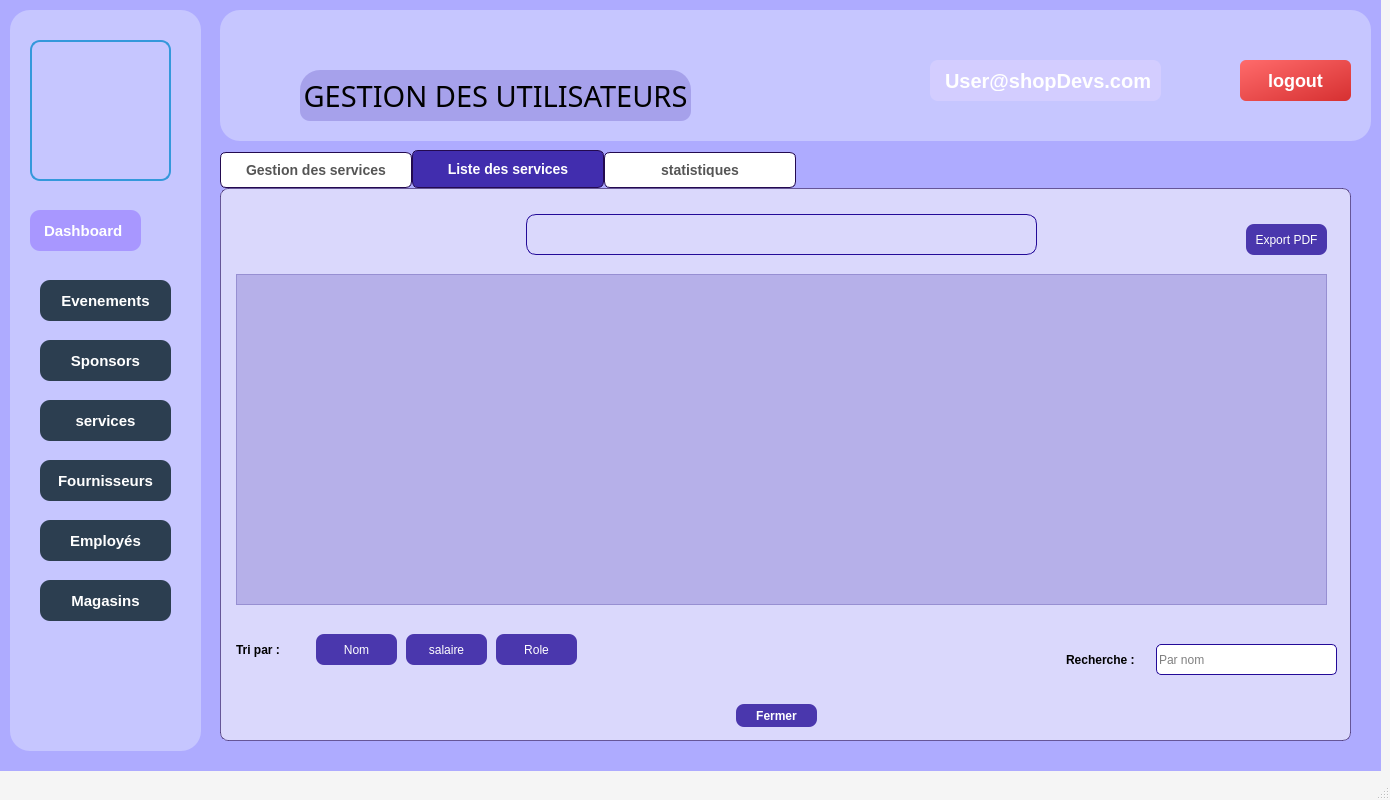
MontaCHOUIG/MallFlow, file mainwindow.ui: the form before one commit.
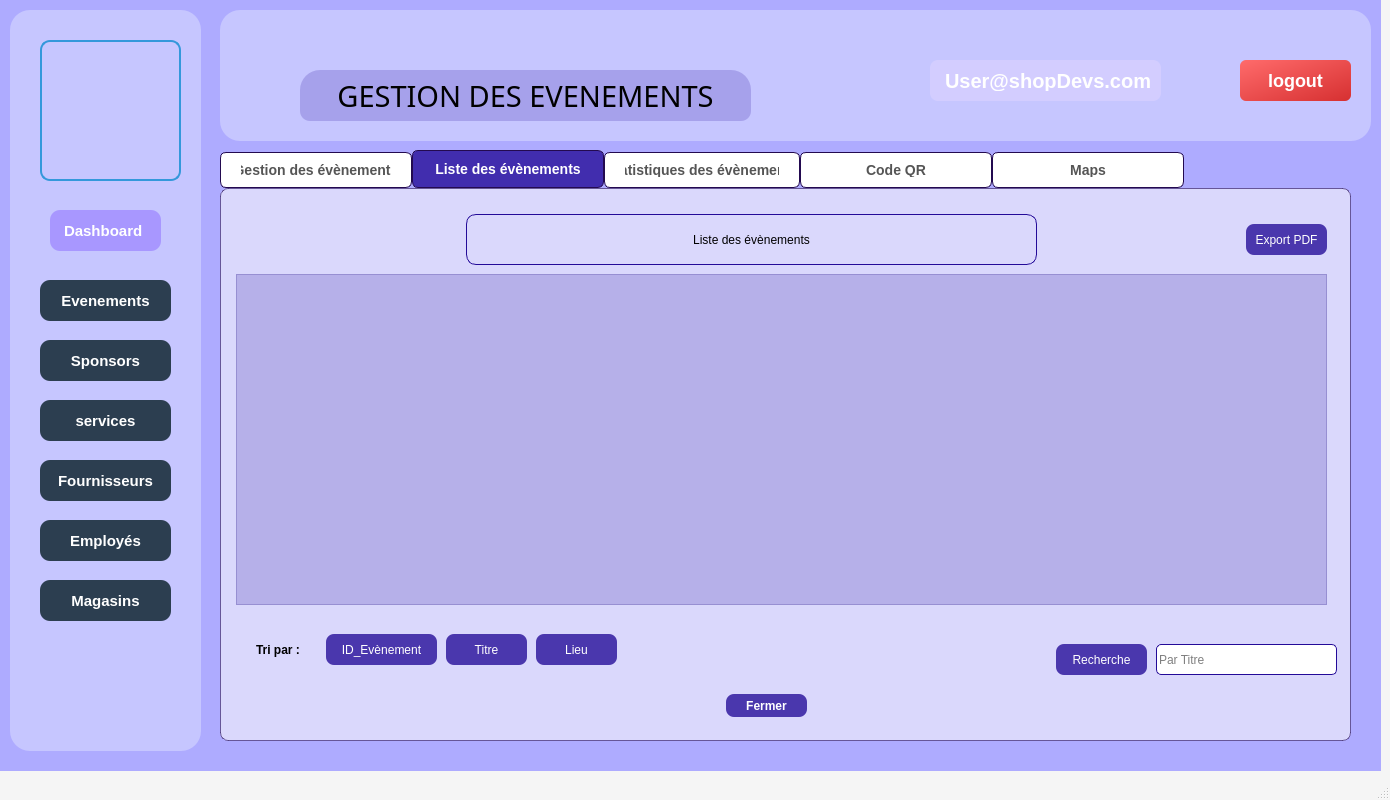
The form after the commit. The open tabs and pages were chosen to show the change. Icons and pictures are not drawn.

What changed in the file:
```diff
--- a/mainwindow.ui
+++ b/mainwindow.ui
@@ -93,7 +93,7 @@
       <string notr="true"/>
      </property>
      <attribute name="title">
-      <string>Gestion des services</string>
+      <string>Gestion des évènements</string>
      </attribute>
      <widget class="QGroupBox" name="Sp_GroupBox_2">
       <property name="geometry">
@@ -475,14 +475,14 @@
     </widget>
     <widget class="QWidget" name="tab_2">
      <attribute name="title">
-      <string>Liste des services</string>
+      <string>Liste des évènements</string>
      </attribute>
-     <widget class="QPushButton" name="Sp_Button_Tri_Nom">
+     <widget class="QPushButton" name="Sp_Button_Tri_ID">
       <property name="geometry">
        <rect>
-        <x>90</x>
+        <x>100</x>
         <y>440</y>
-        <width>81</width>
+        <width>111</width>
         <height>31</height>
        </rect>
       </property>
@@ -497,13 +497,13 @@
 }</string>
       </property>
       <property name="text">
-       <string>Nom</string>
+       <string>ID_Evènement</string>
       </property>
      </widget>
      <widget class="QPushButton" name="Sp_Button_Tri_Type">
       <property name="geometry">
        <rect>
-        <x>180</x>
+        <x>220</x>
         <y>440</y>
         <width>81</width>
         <height>31</height>
@@ -520,25 +520,7 @@
 }</string>
       </property>
       <property name="text">
-       <string>salaire</string>
-      </property>
-     </widget>
-     <widget class="QLabel" name="Sp_Label_Recherche">
-      <property name="geometry">
-       <rect>
-        <x>840</x>
-        <y>450</y>
-        <width>81</width>
-        <height>31</height>
-       </rect>
-      </property>
-      <property name="font">
-       <font>
-        <bold>true</bold>
-       </font>
-      </property>
-      <property name="text">
-       <string>Recherche :</string>
+       <string>Titre</string>
       </property>
      </widget>
      <widget class="QTableView" name="Sp_TableView_Res">
@@ -576,13 +558,13 @@
        <string/>
       </property>
       <property name="placeholderText">
-       <string>Par nom</string>
+       <string>Par Titre</string>
       </property>
      </widget>
      <widget class="QLabel" name="Sp_Label_TriPar">
       <property name="geometry">
        <rect>
-        <x>10</x>
+        <x>30</x>
         <y>440</y>
         <width>71</width>
         <height>31</height>
@@ -597,10 +579,10 @@
        <string>Tri par :</string>
       </property>
      </widget>
-     <widget class="QPushButton" name="Sp_Button_Tri_ID">
+     <widget class="QPushButton" name="Sp_Button_Tri_Lieu">
       <property name="geometry">
        <rect>
-        <x>270</x>
+        <x>310</x>
         <y>440</y>
         <width>81</width>
         <height>31</height>
@@ -617,14 +599,14 @@
 }</string>
       </property>
       <property name="text">
-       <string>Role</string>
+       <string>Lieu</string>
       </property>
      </widget>
      <widget class="QPushButton" name="Sp_Button_Fermer">
       <property name="geometry">
        <rect>
-        <x>510</x>
-        <y>510</y>
+        <x>500</x>
+        <y>500</y>
         <width>81</width>
         <height>23</height>
        </rect>
@@ -651,10 +633,10 @@
      <widget class="QLabel" name="Sp_Label_InfoAffichage">
       <property name="geometry">
        <rect>
-        <x>300</x>
+        <x>240</x>
         <y>20</y>
-        <width>511</width>
-        <height>41</height>
+        <width>571</width>
+        <height>51</height>
        </rect>
       </property>
       <property name="styleSheet">
@@ -664,7 +646,7 @@
 </string>
       </property>
       <property name="text">
-       <string/>
+       <string>Liste des évènements</string>
       </property>
       <property name="alignment">
        <set>Qt::AlignmentFlag::AlignCenter</set>
@@ -709,6 +691,29 @@
        <string/>
       </property>
      </widget>
+     <widget class="QPushButton" name="Sp_Button_Recherche">
+      <property name="geometry">
+       <rect>
+        <x>830</x>
+        <y>450</y>
+        <width>91</width>
+        <height>31</height>
+       </rect>
+      </property>
+      <property name="styleSheet">
+       <string notr="true">QPushButton {
+background-color: rgba(35,10,152, 200);
+border-radius: 8px;
+color: white;
+}
+QPushButton:hover {
+background-color: qlineargradient(spread:pad, x1:0, y1:0, x2:0, y2:1, stop:0 rgba(117, 201, 187, 200), stop:1 rgba(35,10,152, 200));
+}</string>
+      </property>
+      <property name="text">
+       <string>Recherche</string>
+      </property>
+     </widget>
      <zorder>label_2</zorder>
      <zorder>Sp_Button_Tri_Nom</zorder>
      <zorder>Sp_Button_Tri_Type</zorder>
@@ -723,7 +728,7 @@
     </widget>
     <widget class="QWidget" name="tab_3">
      <attribute name="title">
-      <string>statistiques</string>
+      <string>Statistiques des évènements</string>
      </attribute>
      <widget class="QPushButton" name="pushButton_7">
       <property name="geometry">
@@ -810,6 +815,16 @@
      <zorder>Sp_Label_Stats</zorder>
      <zorder>Sp_Button_Fermer_4</zorder>
     </widget>
+    <widget class="QWidget" name="tab_4">
+     <attribute name="title">
+      <string>Code QR</string>
+     </attribute>
+    </widget>
+    <widget class="QWidget" name="tab_5">
+     <attribute name="title">
+      <string>Maps</string>
+     </attribute>
+    </widget>
    </widget>
    <widget class="QLabel" name="Bg_imzge">
     <property name="enabled">
@@ -862,7 +877,7 @@
     <widget class="QLabel" name="label_5">
      <property name="geometry">
       <rect>
-       <x>20</x>
+       <x>30</x>
        <y>30</y>
        <width>141</width>
        <height>141</height>
@@ -887,7 +902,7 @@
     <widget class="QLabel" name="label_9">
      <property name="geometry">
       <rect>
-       <x>20</x>
+       <x>40</x>
        <y>200</y>
        <width>111</width>
        <height>41</height>
@@ -1140,7 +1155,7 @@
       <rect>
        <x>80</x>
        <y>60</y>
-       <width>391</width>
+       <width>451</width>
        <height>51</height>
       </rect>
      </property>
@@ -1156,7 +1171,7 @@
 border-bottom-right-radius: 10px;</string>
      </property>
      <property name="text">
-      <string>GESTION DES UTILISATEURS</string>
+      <string>GESTION DES EVENEMENTS</string>
      </property>
      <property name="alignment">
       <set>Qt::AlignmentFlag::AlignCenter</set>
```
Left out of the diff: 103 changed lines with no effect on the pictures.
